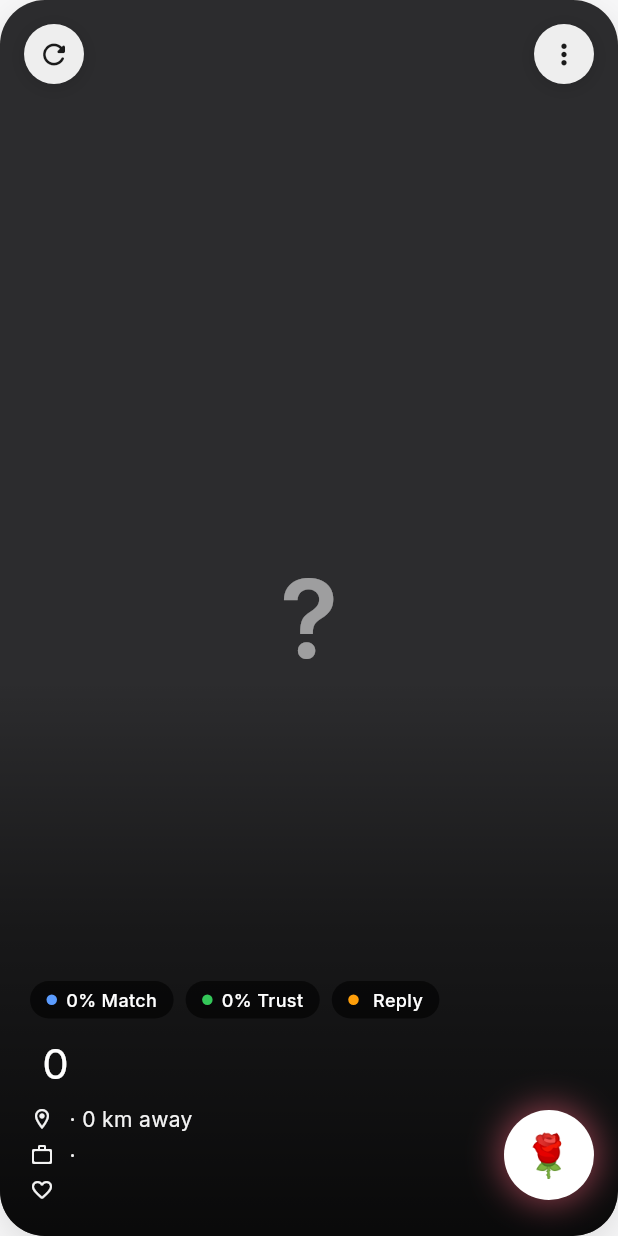
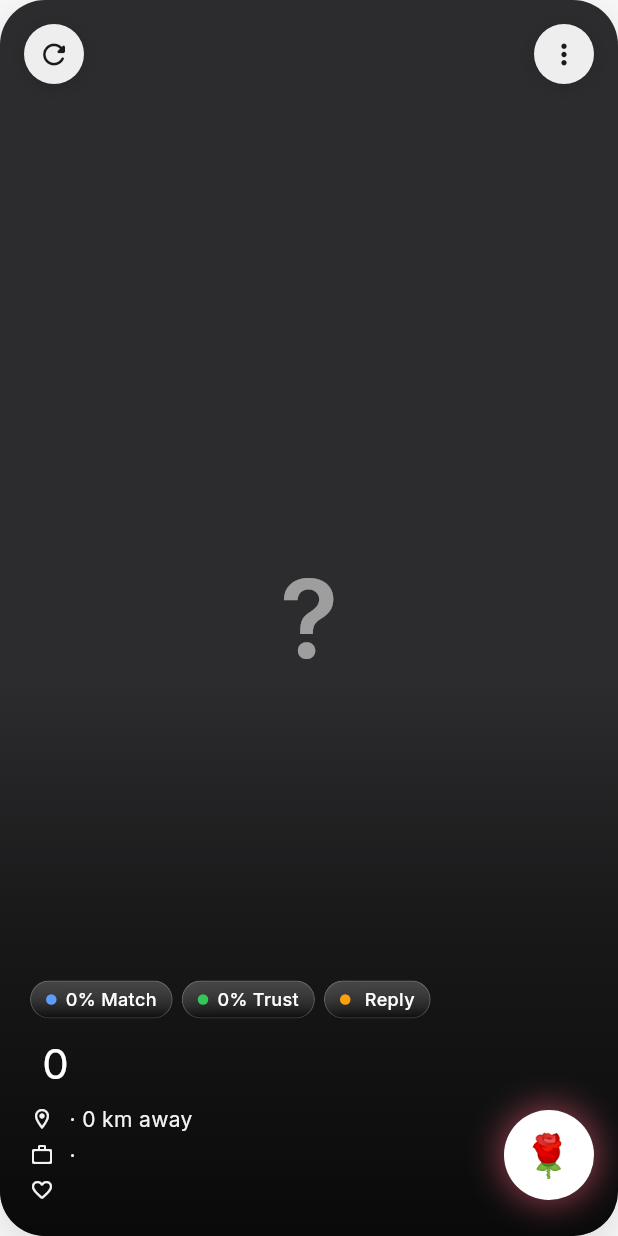
Before and after one commit to devrahulhajare/flutter_daily_25, a Flutter app: the ProfileCard widget shown alone on an empty page, opened directly with empty values, on a phone screen of 412 x 824 dp. Run offline on Flutter 3.47's test engine with Material 3 defaults, Android fonts, the phone set to English and light mode, and no system bars; our stand-ins replace cached_network_image, equatable, flutter_bloc, get_it, google_fonts; network calls fail.

```diff
--- a/lib/features/home/presentation/widgets/profile_card.dart
+++ b/lib/features/home/presentation/widgets/profile_card.dart
@@ -119,7 +119,7 @@ class _ProfileCardState extends State<ProfileCard> {
                           scale: 1 - (_progress * 0.04),
                           alignment: Alignment.topCenter,
                           child: Opacity(
-                            opacity: lerpDouble(1, 0.88, _progress)!,
+                            opacity: lerpDouble(1, 0.92, _progress)!,
                             child: _HeroPhoto(
                               user: widget.user,
                               height: heroHeight,
@@ -360,23 +360,28 @@ class _ProfileSummary extends StatelessWidget {
             crossAxisAlignment: CrossAxisAlignment.start,
             mainAxisSize: MainAxisSize.min,
             children: [
-              Wrap(
-                spacing: 8,
-                runSpacing: 8,
+              FittedBox(
+                fit: BoxFit.scaleDown,
+                alignment: Alignment.centerLeft,
+                child: Row(
+                  mainAxisSize: MainAxisSize.min,
                   children: [
                     StatusChip(
                       label: '${user.matchPercent}% Match',
                       dotColor: AppColors.match,
                     ),
+                    const SizedBox(width: 6),
                     StatusChip(
                       label: '${user.trustPercent}% Trust',
                       dotColor: AppColors.trust,
                     ),
+                    const SizedBox(width: 6),
                     StatusChip(
                       label: '${user.replyTime} Reply',
                       dotColor: AppColors.reply,
                     ),
                   ],
+                ),
               ),
               const SizedBox(height: 14),
               Row(
--- a/lib/features/home/presentation/widgets/profile_detail_content.dart
+++ b/lib/features/home/presentation/widgets/profile_detail_content.dart
@@ -29,26 +29,31 @@ class ProfileDetailContent extends StatelessWidget {
         child: Column(
           crossAxisAlignment: CrossAxisAlignment.start,
           children: [
-            Wrap(
-              spacing: 8,
-              runSpacing: 8,
+            FittedBox(
+              fit: BoxFit.scaleDown,
+              alignment: Alignment.centerLeft,
+              child: Row(
+                mainAxisSize: MainAxisSize.min,
                 children: [
                   StatusChip(
                     label: '${user.matchPercent}% Match',
                     dotColor: AppColors.match,
                     style: StatusChipStyle.light,
                   ),
+                  const SizedBox(width: 6),
                   StatusChip(
                     label: '${user.trustPercent}% Trust',
                     dotColor: AppColors.trust,
                     style: StatusChipStyle.light,
                   ),
+                  const SizedBox(width: 6),
                   StatusChip(
                     label: '${user.replyTime} Replies',
                     dotColor: AppColors.reply,
                     style: StatusChipStyle.light,
                   ),
                 ],
+              ),
             ),
             const SizedBox(height: 22),
             const _SectionLabel('ABOUT'),
--- a/lib/features/home/presentation/widgets/status_chip.dart
+++ b/lib/features/home/presentation/widgets/status_chip.dart
@@ -1,3 +1,5 @@
+import 'dart:ui';
+
 import 'package:flutter/material.dart';
 
 import '../../../../core/theme/app_colors.dart';
@@ -19,24 +21,74 @@ class StatusChip extends StatelessWidget {
   @override
   Widget build(BuildContext context) {
     final isLight = style == StatusChipStyle.light;
-    return Container(
-      padding: const EdgeInsets.symmetric(horizontal: 11, vertical: 6),
+    if (isLight) {
+      return _ChipBody(
+        label: label,
+        dotColor: dotColor,
+        foreground: AppColors.textPrimary,
         decoration: BoxDecoration(
-        color: isLight ? Colors.white : const Color(0x99000000),
+          color: Colors.white,
           borderRadius: BorderRadius.circular(20),
-        border: isLight
-            ? Border.all(color: AppColors.divider.withValues(alpha: 0.8))
-            : null,
-        boxShadow: isLight
-            ? const [
+          border: Border.all(color: AppColors.divider.withValues(alpha: 0.8)),
+          boxShadow: const [
             BoxShadow(
               color: AppColors.cardShadow,
               blurRadius: 8,
               offset: Offset(0, 2),
             ),
-              ]
-            : null,
+          ],
         ),
+      );
+    }
+
+    // Glassy chip on photo cards (frosted dark glass).
+    return ClipRRect(
+      borderRadius: BorderRadius.circular(20),
+      child: BackdropFilter(
+        filter: ImageFilter.blur(sigmaX: 16, sigmaY: 16),
+        child: _ChipBody(
+          label: label,
+          dotColor: dotColor,
+          foreground: Colors.white,
+          decoration: BoxDecoration(
+            borderRadius: BorderRadius.circular(20),
+            border: Border.all(
+              color: Colors.white.withValues(alpha: 0.22),
+              width: 0.7,
+            ),
+            gradient: LinearGradient(
+              begin: Alignment.topCenter,
+              end: Alignment.bottomCenter,
+              colors: [
+                Colors.white.withValues(alpha: 0.20),
+                Colors.black.withValues(alpha: 0.38),
+              ],
+            ),
+          ),
+        ),
+      ),
+    );
+  }
+}
+
+class _ChipBody extends StatelessWidget {
+  const _ChipBody({
+    required this.label,
+    required this.dotColor,
+    required this.foreground,
+    required this.decoration,
+  });
+
+  final String label;
+  final Color dotColor;
+  final Color foreground;
+  final BoxDecoration decoration;
+
+  @override
+  Widget build(BuildContext context) {
+    return Container(
+      padding: const EdgeInsets.symmetric(horizontal: 10, vertical: 5.5),
+      decoration: decoration,
       child: Row(
         mainAxisSize: MainAxisSize.min,
         children: [
@@ -52,7 +104,7 @@ class StatusChip extends StatelessWidget {
           Text(
             label,
             style: TextStyle(
-              color: isLight ? AppColors.textPrimary : Colors.white,
+              color: foreground,
               fontSize: 12,
               fontWeight: FontWeight.w500,
               height: 1.1,
```
Also changed, not shown: lib/features/home/presentation/pages/home_page.dart (+158 -48 lines). Lines whose indentation alone changed are shown as unchanged.
